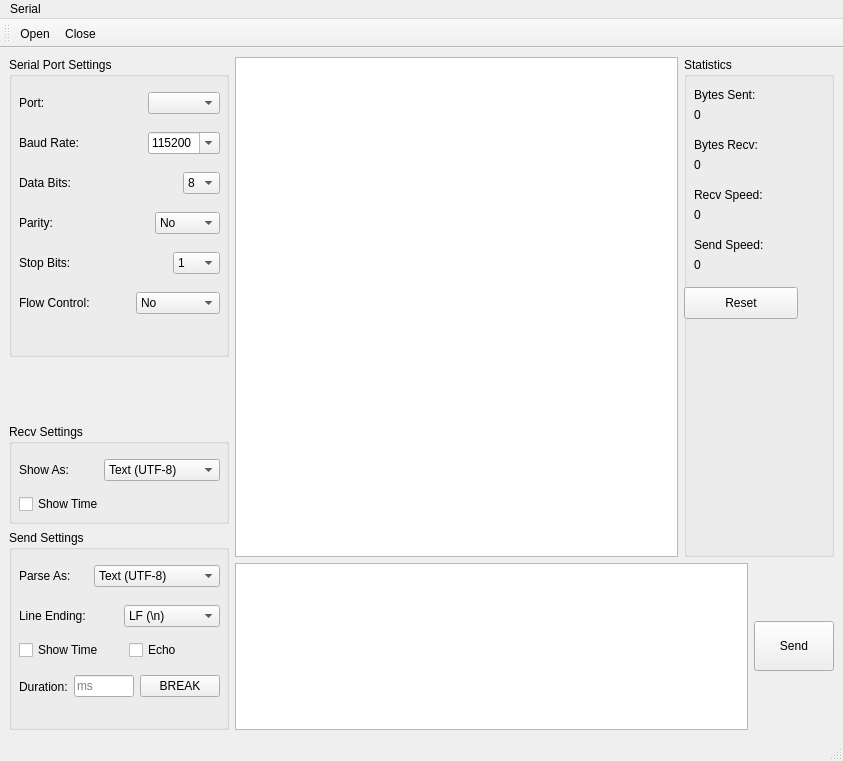
Old version of the form mainwindow.ui in the repository tuna/QSerial.
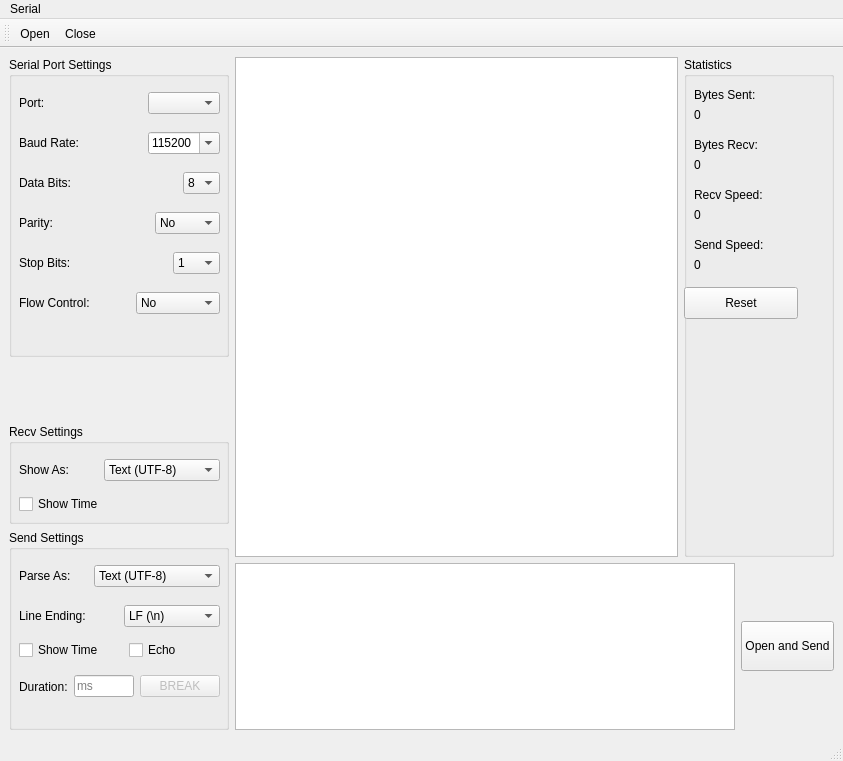
New version of the form.

Commit message: Fix serial port closing and disable buttons when necessary

The edit to the form file:
```diff
--- a/mainwindow.ui
+++ b/mainwindow.ui
@@ -674,7 +674,7 @@
           <string>Echo</string>
          </property>
         </widget>
-        <widget class="QWidget" name="">
+        <widget class="QWidget" name="layoutWidget">
          <property name="geometry">
           <rect>
            <x>10</x>
@@ -699,7 +699,10 @@
            </widget>
           </item>
           <item>
-           <widget class="QPushButton" name="pushButton">
+           <widget class="QPushButton" name="breakPushButton">
+            <property name="enabled">
+             <bool>false</bool>
+            </property>
             <property name="text">
              <string>BREAK</string>
             </property>
@@ -864,7 +867,7 @@
            </size>
           </property>
           <property name="text">
-           <string>Send</string>
+           <string>Open and Send</string>
           </property>
          </widget>
         </item>
```
Left out of the diff: 2 changed lines with no effect on the pictures. The commit also changes 5 other files.
